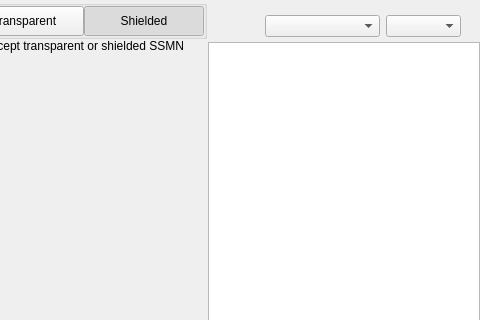
This is src/qt/spectresecurity/forms/receivewidget.ui in SpectreSecurityCoin/SpectreSecurityMN as Qt 5 draws it before an edit; both pictures show x 339 to 819 and y 0 to 320 of the 819 by 629 pixel window. The edited form follows.
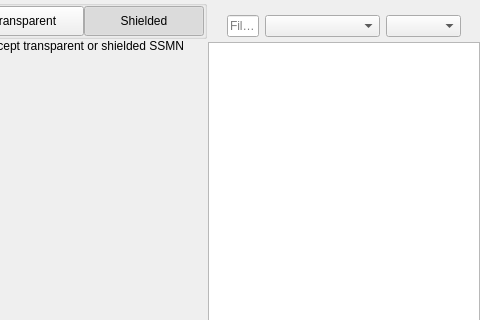
This is the edited form. Custom widgets are drawn as their Qt base class.

```diff
--- a/src/qt/spectresecurity/forms/receivewidget.ui
+++ b/src/qt/spectresecurity/forms/receivewidget.ui
@@ -510,14 +510,45 @@
            <property name="bottomMargin">
             <number>5</number>
            </property>
+           <item>
+            <widget class="QLineEdit" name="lineEditFilter">
+             <property name="sizePolicy">
+              <sizepolicy hsizetype="Expanding" vsizetype="Fixed">
+               <horstretch>0</horstretch>
+               <verstretch>0</verstretch>
+              </sizepolicy>
+             </property>
+             <property name="minimumSize">
+              <size>
+               <width>0</width>
+               <height>0</height>
+              </size>
+             </property>
+             <property name="contextMenuPolicy">
+              <enum>Qt::DefaultContextMenu</enum>
+             </property>
+             <property name="acceptDrops">
+              <bool>false</bool>
+             </property>
+             <property name="maxLength">
+              <number>40</number>
+             </property>
+             <property name="placeholderText">
+              <string>Filter</string>
+             </property>
+            </widget>
+           </item>
            <item>
             <spacer name="horizontalSpacer_3">
              <property name="orientation">
               <enum>Qt::Horizontal</enum>
              </property>
+             <property name="sizeType">
+              <enum>QSizePolicy::Preferred</enum>
+             </property>
              <property name="sizeHint" stdset="0">
               <size>
-               <width>40</width>
+               <width>20</width>
                <height>20</height>
               </size>
              </property>
```
Left out of the diff: 5 changed lines with no effect on the pictures.
